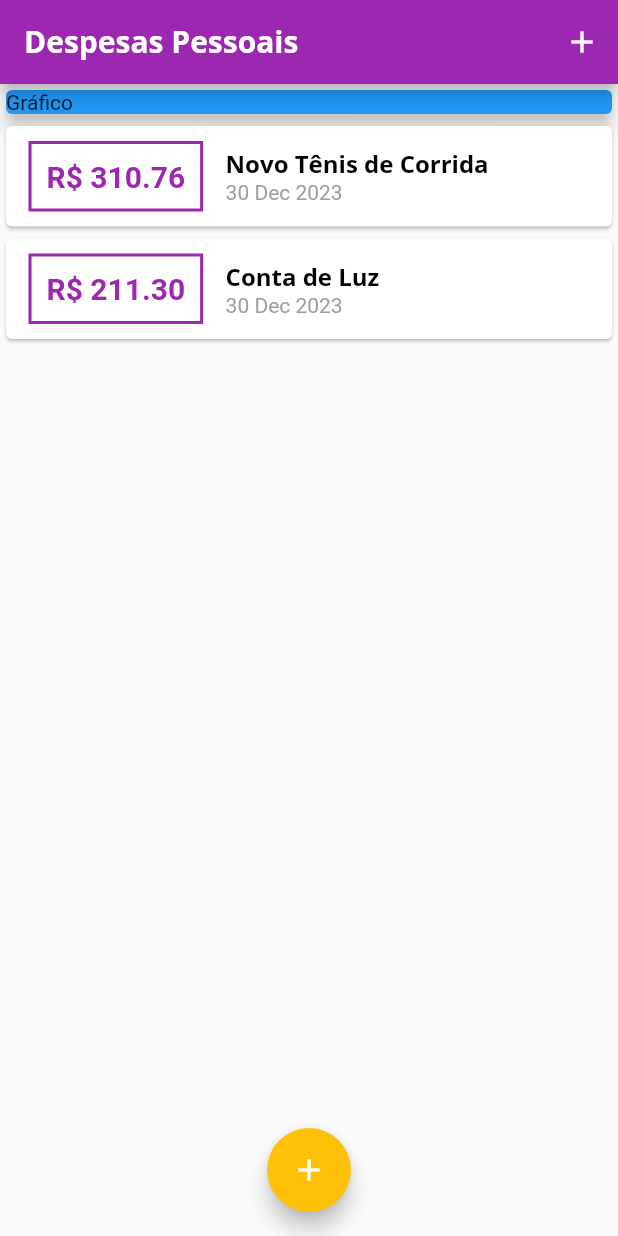
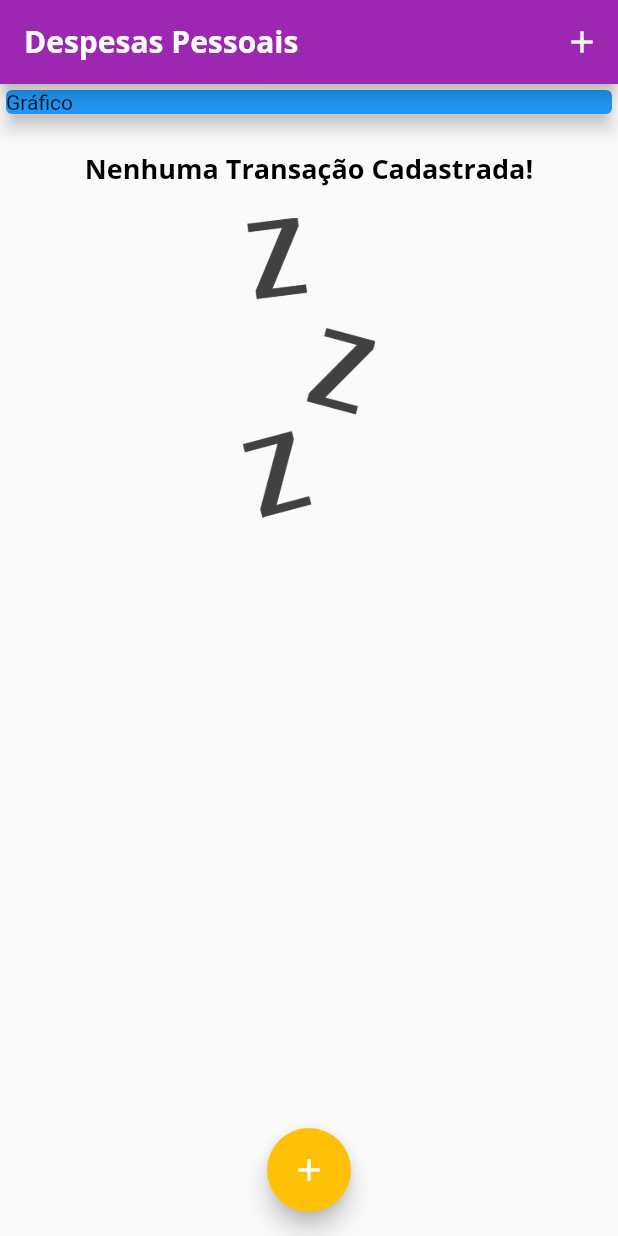
Before and after one commit to vandersonbfs/CursoFlutterUdemy, a Flutter app: the screen it shows after launch, on a phone screen of 412 x 824 dp. Run offline on Flutter 3.47's test engine with Material 2 defaults, Android fonts, the phone set to English and light mode, and no system bars.

Commit message:
Aula 119. Chart Widget #01

```diff
--- a/expenses/lib/components/transaction_list.dart
+++ b/expenses/lib/components/transaction_list.dart
@@ -11,7 +11,25 @@ class TransactionList extends StatelessWidget {
   Widget build(BuildContext context) {
     return SizedBox(
       height: 300,
-      child: ListView.builder(
+      child: transactions.isEmpty
+          ? Column(
+              children: [
+                const SizedBox(height: 20),
+                Text(
+                  'Nenhuma Transação Cadastrada!',
+                  style: Theme.of(context).textTheme.headline6,
+                ),
+                const SizedBox(height: 20),
+                SizedBox(
+                  height: 200,
+                  child: Image.asset(
+                    'assets/images/waiting.png',
+                    fit: BoxFit.cover,
+                  ),
+                ),
+              ],
+            )
+          : ListView.builder(
               itemCount: transactions.length,
               itemBuilder: (ctx, index) {
                 final tr = transactions[index];
--- a/expenses/lib/main.dart
+++ b/expenses/lib/main.dart
@@ -1,7 +1,6 @@
 import 'package:expenses/components/transaction_form.dart';
 import 'package:flutter/material.dart';
 import 'dart:math';
-import 'components/transaction_form.dart';
 import 'components/transaction_list.dart';
 import 'models/transaction.dart';
 
@@ -23,7 +22,7 @@ class ExpensesApp extends StatelessWidget {
         textTheme: tema.textTheme.copyWith(
           headline6: const TextStyle(
             fontFamily: 'OpenSans',
-            fontSize: 16,
+            fontSize: 18,
             fontWeight: FontWeight.bold,
             color: Colors.black,
           ),
@@ -48,19 +47,19 @@ class MyHomePage extends StatefulWidget {
 }
 
 class _MyHomePageState extends State<MyHomePage> {
-  final _transactions = [
-    Transaction(
-      id: 't1',
-      title: 'Novo Tênis de Corrida',
-      value: 310.76,
-      date: DateTime.now(),
-    ),
-    Transaction(
-      id: 't2',
-      title: 'Conta de Luz',
-      value: 211.30,
-      date: DateTime.now(),
-    ),
+  final List<Transaction> _transactions = [
+    // Transaction(
+    //   id: 't1',
+    //   title: 'Novo Tênis de Corrida',
+    //   value: 310.76,
+    //   date: DateTime.now(),
+    // ),
+    // Transaction(
+    //   id: 't2',
+    //   title: 'Conta de Luz',
+    //   value: 211.30,
+    //   date: DateTime.now(),
+    // ),
   ];
 
   _addTransaction(String title, double value) {
--- a/expenses/pubspec.yaml
+++ b/expenses/pubspec.yaml
@@ -57,8 +57,8 @@ flutter:
   uses-material-design: true
 
   # To add assets to your application, add an assets section, like this:
-  # assets:
-  #   - images/a_dot_burr.jpeg
+  assets:
+    - assets/images/waiting.png
   #   - images/a_dot_ham.jpeg
 
   # An image asset can refer to one or more resolution-specific "variants", see
```
Also changed, not shown: expenses/lib/components/chart.dart (added, +48 -0 lines), expenses/assets/images/waiting.png (added). Lines whose indentation alone changed are shown as unchanged.
